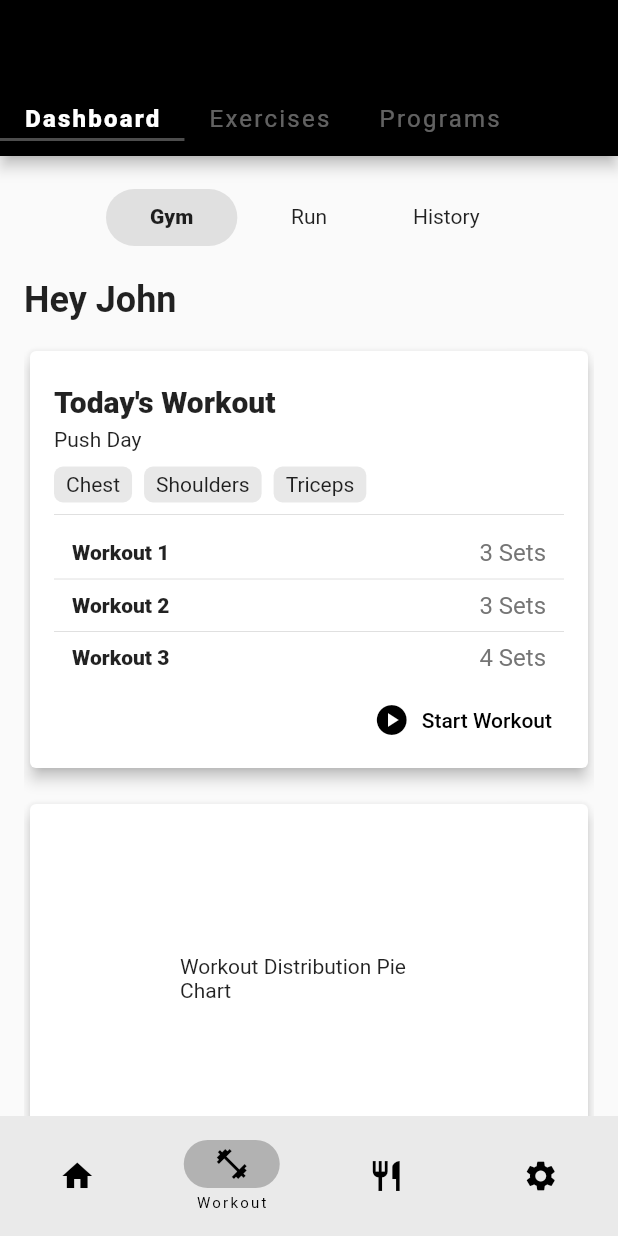
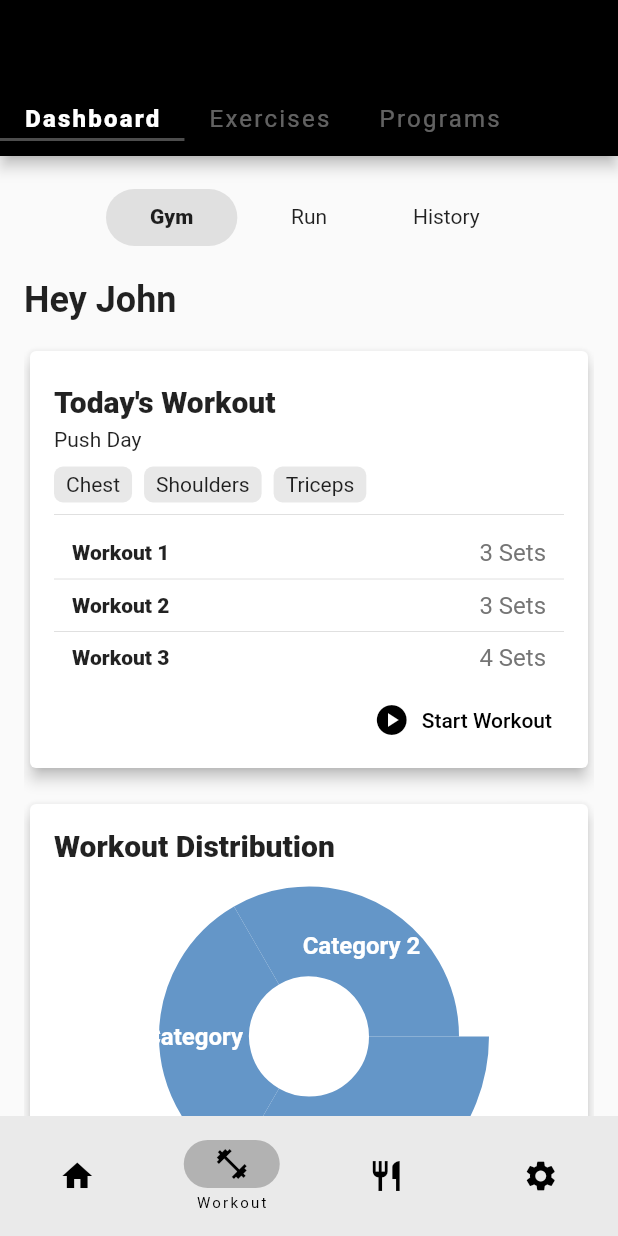
Before and after one commit to CSCI4100U/mobile-group-project-2023-mlja, a Flutter app: the screen it shows once a user with an empty profile is signed in, item 2 of the bottom bar chosen, on a phone screen of 412 x 824 dp. Run offline on Flutter 3.47's test engine with Material 3 defaults, Android fonts, the phone set to English and light mode, and no system bars; drawn by our look-alikes of fl_chart; our stand-ins replace cloud_firestore, firebase_auth, firebase_core, firebase_messaging, flutter_local_notifications, flutter_map and 6 more; missing offline and left inert: firebase_ui_auth, flutter_map_geojson; accounts and stored records are empty; statements that could not run were skipped.

Commit message:
added workout dashboard page

```diff
--- a/life_balance_plus/lib/view/pages/workout/dashboard_gym.dart
+++ b/life_balance_plus/lib/view/pages/workout/dashboard_gym.dart
@@ -1,4 +1,5 @@
 import 'package:flutter/material.dart';
+import 'package:life_balance_plus/view/widgets/workout_dashboard_chart.dart';
 import 'package:life_balance_plus/view/widgets/workout_dashboard_workout_card.dart';
 
 class DashboardGym extends StatelessWidget {
@@ -21,15 +22,8 @@ class DashboardGym extends StatelessWidget {
             const SizedBox(height: 16),
             const WorkoutDashboardWorkoutCard(),
             const SizedBox(height: 16),
-            const Card(
-              elevation: 4,
-              child: Padding(
-                padding: EdgeInsets.all(100),
-                child: Center(
-                  child: Text('Workout Distribution Pie Chart'),
-                ),
-              ),
-            ),
+            const WorkoutDashboardChart(),
+            const SizedBox(height: 16),
           ],
         ),
       ),
--- /dev/null
+++ b/life_balance_plus/lib/view/widgets/workout_dashboard_chart.dart
@@ -0,0 +1,73 @@
+import 'package:flutter/material.dart';
+import 'package:fl_chart/fl_chart.dart';
+
+class WorkoutDashboardChart extends StatelessWidget {
+  const WorkoutDashboardChart({Key? key}) : super(key: key);
+
+  @override
+  Widget build(BuildContext context) {
+    return Card(
+      elevation: 4,
+      child: Padding(
+        padding: const EdgeInsets.all(16),
+        child: Column(
+          crossAxisAlignment: CrossAxisAlignment.start,
+          children: [
+            Text(
+              "Workout Distribution",
+              style: Theme.of(context).textTheme.titleLarge?.copyWith(
+                    fontWeight: FontWeight.w900,
+                  ),
+            ),
+            const SizedBox(height: 16),
+            Container(
+              height: 200,
+              child: PieChart(
+                PieChartData(
+                  sections: _generateSections(),
+                  borderData: FlBorderData(show: false),
+                  centerSpaceRadius: 40,
+                  sectionsSpace: 0,
+                ),
+              ),
+            ),
+          ],
+        ),
+      ),
+    );
+  }
+
+  List<PieChartSectionData> _generateSections() {
+    return List.generate(
+      3, // Replace with the number of workout categories
+      (index) {
+        final isTouched = index == 0; // Highlight the first section if needed
+
+        return PieChartSectionData(
+          color: _getRandomColor(), // You can customize colors as needed
+          value: 30.0, // Replace with actual distribution values
+          title: 'Category $index', // Replace with actual category names
+          radius: isTouched ? 80 : 60,
+          titleStyle: TextStyle(
+            fontSize: 16,
+            fontWeight: FontWeight.bold,
+            color: const Color(0xffffffff),
+          ),
+        );
+      },
+    );
+  }
+
+  Color _getRandomColor() {
+    // Replace with your logic to generate different colors
+    return Color.fromARGB(
+      255,
+      100 +
+          (50 * (DateTime.now().microsecondsSinceEpoch % 1000) / 1000).toInt(),
+      150 +
+          (50 * (DateTime.now().microsecondsSinceEpoch % 1000) / 1000).toInt(),
+      200 +
+          (55 * (DateTime.now().microsecondsSinceEpoch % 1000) / 1000).toInt(),
+    );
+  }
+}
```
Also changed, not shown: life_balance_plus/lib/view/pages/workout/dashboard_run.dart (added), life_balance_plus/pubspec.lock.
